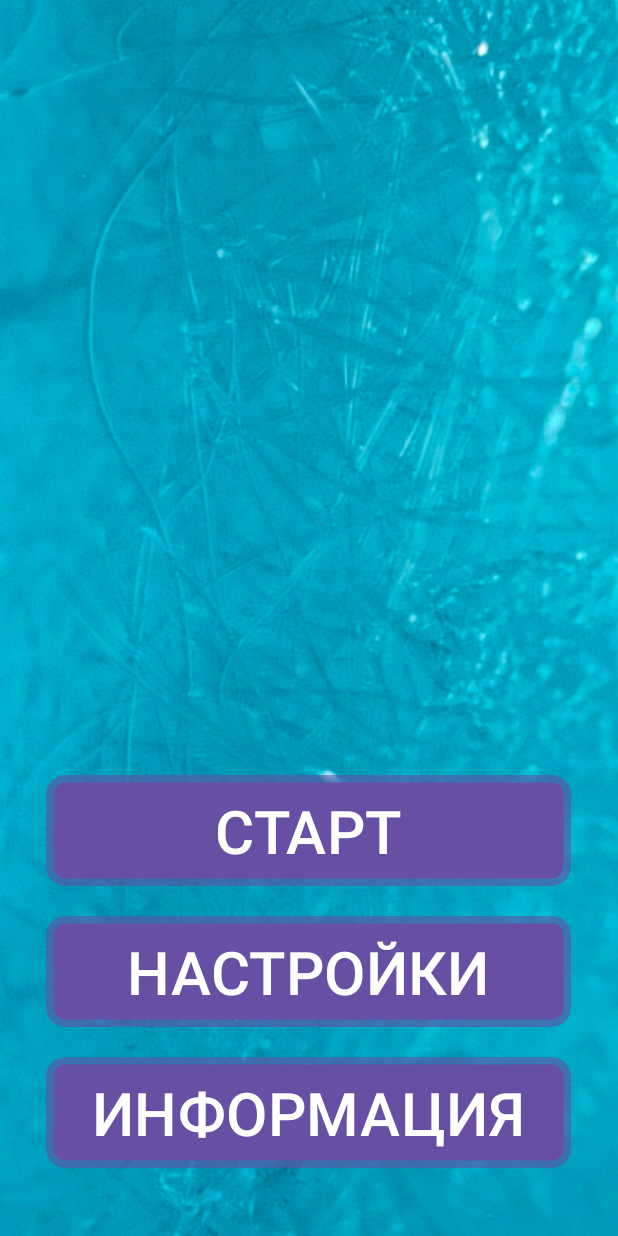
After one commit to Alesioas/Double_TicTacToe, an Android app: the GameStart screen opened directly, with no data from a screen before it, on a phone screen of 412 x 824 dp. The commit adds this screen. Run offline under Robolectric (Android 15) with nearby library versions, the phone set to English and light mode, and no system bars.

Commit message:
Окно приветствия с кнопками ПОЕХАЛИ и ВЫХОД + добавление окна с кнопками СТАРТ, НАСТРОЙКИ, ИНФОРМАЦИЯ

```diff
--- /dev/null
+++ b/app/src/main/java/com/belov/double_tictactoe/GameStart.java
@@ -0,0 +1,24 @@
+package com.belov.double_tictactoe;
+
+import android.os.Bundle;
+import android.view.Window;
+import android.view.WindowManager;
+
+import androidx.activity.EdgeToEdge;
+import androidx.appcompat.app.AppCompatActivity;
+import androidx.core.graphics.Insets;
+import androidx.core.view.ViewCompat;
+import androidx.core.view.WindowInsetsCompat;
+
+public class GameStart extends AppCompatActivity {
+
+    @Override
+    protected void onCreate(Bundle savedInstanceState) {
+        super.onCreate(savedInstanceState);
+        EdgeToEdge.enable(this);
+        setContentView(R.layout.presettings);
+
+        Window w = getWindow();
+        w.setFlags(WindowManager.LayoutParams.FLAG_FULLSCREEN, WindowManager.LayoutParams.FLAG_FULLSCREEN);
+    }
+}
--- a/app/src/main/res/drawable/style_btn_stroke_black95.xml
+++ b/app/src/main/res/drawable/style_btn_stroke_black95.xml
@@ -1,4 +1,5 @@
 <?xml version="1.0" encoding="utf-8"?>
 <shape xmlns:android="http://schemas.android.com/apk/res/android">
-<stroke android:width="0dp" android:color="@color/black95" />
+<stroke android:width="10dp" android:color="@color/black95" />
+    <corners android:radius="8dp"/>
 </shape>
--- a/app/src/main/res/drawable/style_btn_stroke_black95_press_white.xml
+++ b/app/src/main/res/drawable/style_btn_stroke_black95_press_white.xml
@@ -1,4 +1,5 @@
 <?xml version="1.0" encoding="utf-8"?>
 <shape xmlns:android="http://schemas.android.com/apk/res/android">
 <stroke android:width="20dp" android:color="@color/black95" />
+    <corners android:radius="8dp"/>
 </shape>
--- /dev/null
+++ b/app/src/main/res/layout/presettings.xml
@@ -0,0 +1,55 @@
+<?xml version="1.0" encoding="utf-8"?>
+<RelativeLayout xmlns:android="http://schemas.android.com/apk/res/android"
+    android:layout_width="wrap_content"
+    android:layout_height="wrap_content">
+
+    <ImageView
+        android:id="@+id/imageView"
+        android:layout_width="match_parent"
+        android:layout_height="match_parent"
+        android:scaleType="centerCrop"
+        android:layout_centerVertical="true"
+        android:src="@drawable/background_picture_3_1" />
+
+    <LinearLayout
+        android:layout_width="wrap_content"
+        android:layout_height="wrap_content"
+        android:layout_alignParentBottom="true"
+        android:layout_centerHorizontal="true"
+        android:orientation="vertical">
+
+        <Button
+            android:id="@+id/startgame"
+            android:layout_width="350dp"
+            android:layout_height="wrap_content"
+            android:text="СТАРТ"
+            android:background="@drawable/button_stroke_black95_press_white"
+            android:textColor="@color/white"
+            android:textSize="40sp" />
+
+        <Button
+            android:id="@+id/setgame"
+            android:layout_width="350dp"
+            android:layout_height="wrap_content"
+            android:layout_marginTop="20dp"
+            android:text="НАСТРОЙКИ"
+            android:background="@drawable/button_stroke_black95_press_white"
+            android:textColor="@color/white"
+            android:textSize="40sp" />
+
+        <Button
+            android:id="@+id/infogame"
+            android:layout_width="350dp"
+            android:layout_height="wrap_content"
+            android:layout_marginTop="20dp"
+            android:text="ИНФОРМАЦИЯ"
+            android:background="@drawable/button_stroke_black95_press_white"
+            android:textColor="@color/white"
+            android:layout_marginBottom="45dp"
+            android:textSize="40sp" />
+
+
+    </LinearLayout>
+
+
+</RelativeLayout>
```
Also changed, not shown: app/src/main/AndroidManifest.xml (+9 -0 lines), app/src/main/java/com/belov/double_tictactoe/MainActivity.java (+21 -0 lines), app/src/main/res/layout/activity_main.xml (+16 -5 lines), app/src/main/res/drawable/background_picture_3_1.jpg (added).
